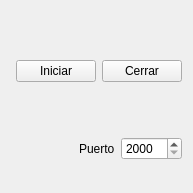
Old version of the form Server/widget.ui in the repository SMAP24-7/soa-distributed-backup.
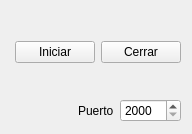
New version of the form.

```diff
--- a/Server/widget.ui
+++ b/Server/widget.ui
@@ -6,8 +6,8 @@
    <rect>
     <x>0</x>
     <y>0</y>
-    <width>193</width>
-    <height>193</height>
+    <width>192</width>
+    <height>134</height>
    </rect>
   </property>
   <property name="windowTitle">
@@ -15,7 +15,7 @@
   </property>
   <layout class="QGridLayout" name="gridLayout">
    <item row="0" column="0">
-    <layout class="QHBoxLayout" name="horizontalLayout_2">
+    <layout class="QHBoxLayout" name="horizontalLayout">
      <item>
       <spacer name="horizontalSpacer">
        <property name="orientation">
@@ -46,7 +46,7 @@
     </layout>
    </item>
    <item row="1" column="0">
-    <layout class="QHBoxLayout" name="horizontalLayout">
+    <layout class="QHBoxLayout" name="horizontalLayout_2">
      <item>
       <spacer name="horizontalSpacer_2">
        <property name="orientation">
```
Left out of the diff: 2 changed lines with no effect on the pictures.
